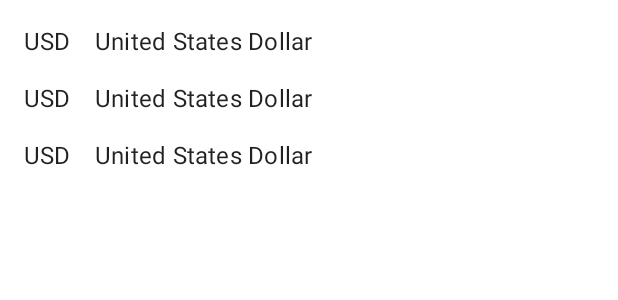
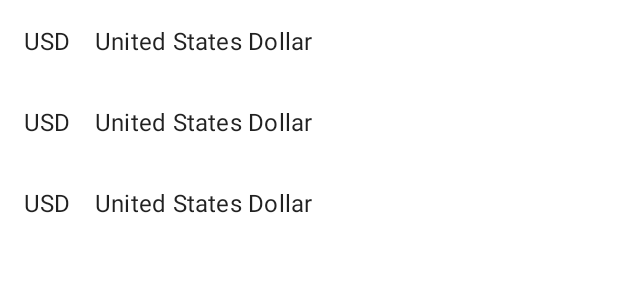
Before and after one commit to davidwekesar/CurrencyConverter, an Android app: the layout fragment_currencies.xml on its own in the app's theme, with its tools: preview values and no code run, on a phone screen of 412 x 824 dp. Shown: the top 300 px of the screen. Run offline under Robolectric (Android 15) with nearby library versions, the phone set to English and light mode, and no system bars.

```diff
--- a/app/src/main/res/layout/fragment_currencies.xml
+++ b/app/src/main/res/layout/fragment_currencies.xml
@@ -9,9 +9,7 @@
         android:id="@+id/currenciesRecyclerView"
         android:layout_width="0dp"
         android:layout_height="0dp"
-        android:clipToPadding="false"
-        android:paddingTop="@dimen/default_small"
-        android:paddingBottom="@dimen/default_small"
+        android:scrollbars="vertical"
         app:layoutManager="androidx.recyclerview.widget.LinearLayoutManager"
         app:layout_constraintBottom_toBottomOf="parent"
         app:layout_constraintEnd_toEndOf="parent"
--- a/app/src/main/res/layout/list_item_currency.xml
+++ b/app/src/main/res/layout/list_item_currency.xml
@@ -4,10 +4,7 @@
     xmlns:tools="http://schemas.android.com/tools"
     android:layout_width="match_parent"
     android:layout_height="wrap_content"
-    android:paddingStart="@dimen/default_medium"
-    android:paddingTop="@dimen/default_small"
-    android:paddingEnd="@dimen/default_medium"
-    android:paddingBottom="@dimen/default_small">
+    android:padding="@dimen/default_medium">
 
     <TextView
         android:id="@+id/textCurrencyCode"
```
Also changed, not shown: app/src/main/java/com/android/currencyconverter/currencies/CurrenciesFragment.kt (+9 -1 lines).
